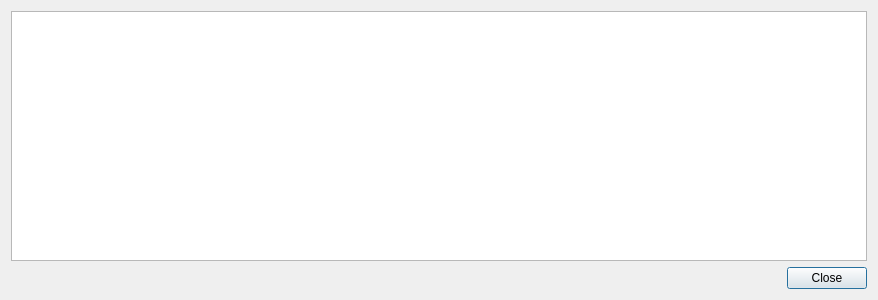
Above: flo2d/ui/channel_check_report.ui from FLO-2DSoftware/qgis-flo-2d-plugin before the change. Below: the same form after it.
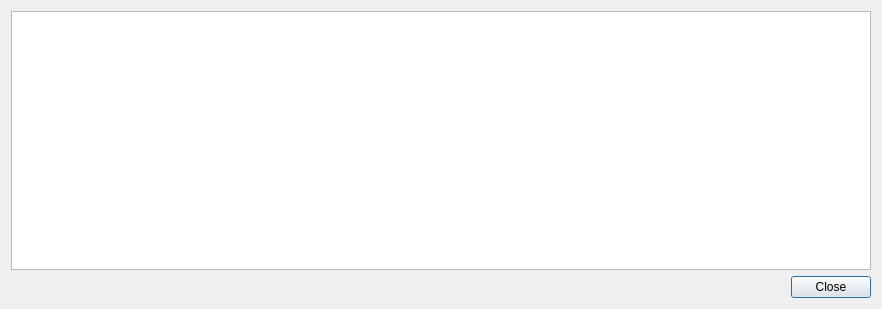
That is the form after the change.

Diff of the .ui file:
```diff
--- a/flo2d/ui/channel_check_report.ui
+++ b/flo2d/ui/channel_check_report.ui
@@ -6,8 +6,8 @@
    <rect>
     <x>0</x>
     <y>0</y>
-    <width>878</width>
-    <height>300</height>
+    <width>882</width>
+    <height>309</height>
    </rect>
   </property>
   <property name="windowTitle">
```
Left out of the diff: 2 changed lines with no effect on the pictures.
